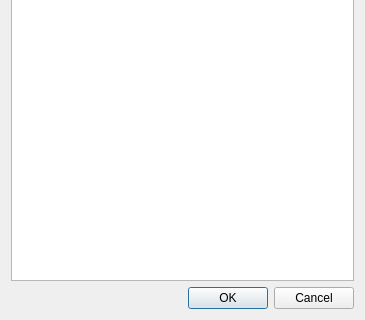
Old version of the form forms/dlgsvtfinfo.ui in the repository eugene-pa/armdncqt; both pictures show x 0 to 365 and y 160 to 480 of the 365 by 480 pixel window.
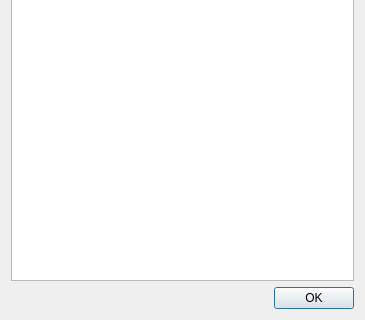
New version of the form.

The edit to the form file:
```diff
--- a/forms/dlgsvtfinfo.ui
+++ b/forms/dlgsvtfinfo.ui
@@ -37,7 +37,7 @@
       <enum>Qt::Horizontal</enum>
      </property>
      <property name="standardButtons">
-      <set>QDialogButtonBox::Cancel|QDialogButtonBox::Ok</set>
+      <set>QDialogButtonBox::Ok</set>
      </property>
     </widget>
    </item>
```
